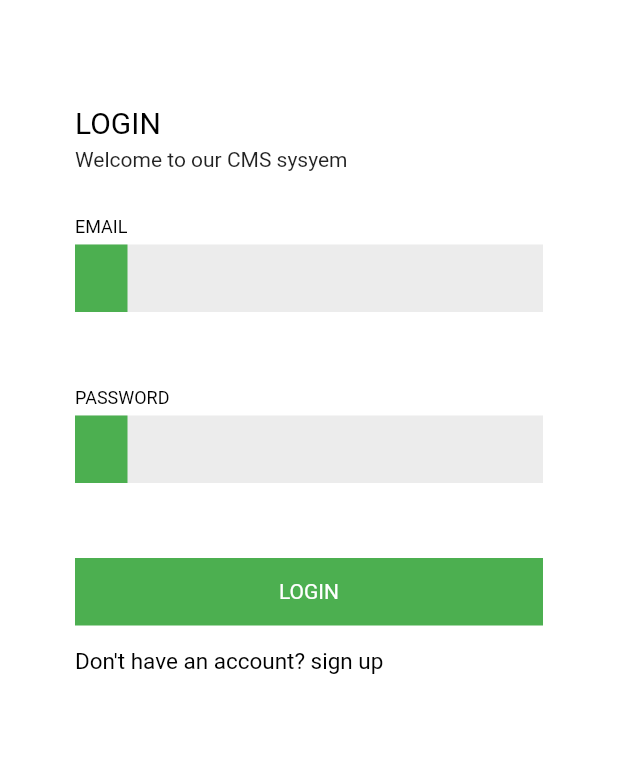
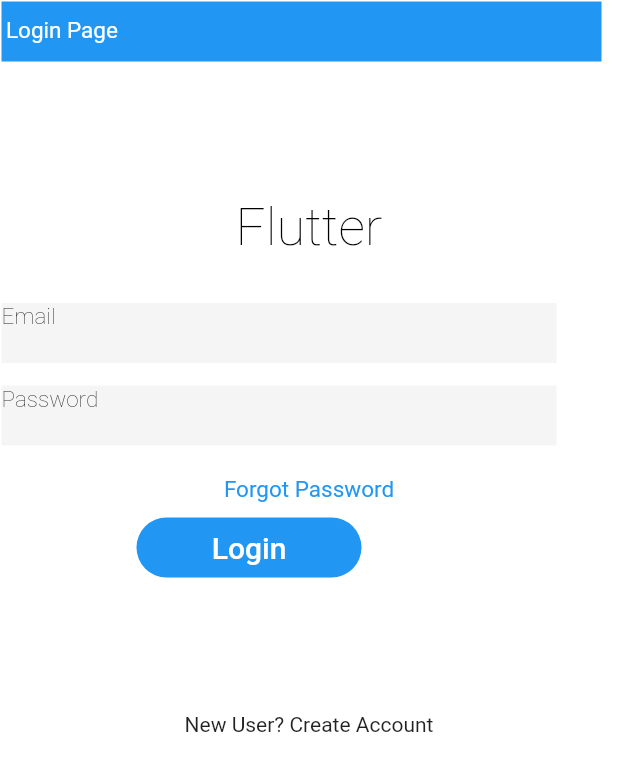
Before and after one commit to SamuelDonald/projectx, a Flutter app: the screen it shows after launch, after a tap on "LOGIN", on a phone screen of 412 x 824 dp. Shown: the top 771 px of the screen. Run offline on Flutter 3.47's test engine with Material 2 defaults, Android fonts, the phone set to English and light mode, and no system bars; missing offline and left inert: dart:html.

Commit message:
latest commit

```diff
--- a/lib/main.dart
+++ b/lib/main.dart
@@ -2,6 +2,7 @@
 import 'package:flutter/material.dart';
 import 'package:projecx/frontpage.dart';
 import 'package:projecx/login.dart';
+import 'package:projecx/newloginpage.dart';
 
 void main() {
   runApp(new MyApp());
@@ -64,7 +65,7 @@
           SizedBox(height: 30),
           FlatButton(onPressed: (){
             print(" Clicked");
-            Navigator.push(context, MaterialPageRoute(builder: (context) => Login()));
+            Navigator.push(context, MaterialPageRoute(builder: (context) => NewLogin()));
           },
           child: Text("LOGIN", style: TextStyle(fontSize: 20,
           fontWeight: FontWeight.w600),)),
--- /dev/null
+++ b/lib/newloginpage.dart
@@ -0,0 +1,105 @@
+
+import 'package:flutter/material.dart';
+
+
+class NewLogin extends StatefulWidget{
+  _NewLogin createState() => _NewLogin();
+
+}
+
+class _NewLogin extends State<NewLogin>{
+
+  @override
+  Widget build(BuildContext context){
+      return Scaffold(
+        backgroundColor: Colors.white ,
+        body: SafeArea(
+          child: Container(
+            width:MediaQuery.of(context).size.width ,
+            padding: EdgeInsets.symmetric(horizontal:1, vertical: 1 ),
+              child: Column(
+                crossAxisAlignment: CrossAxisAlignment.start,
+                children:[
+                  Container(
+                    height: 40,
+                    width: 400,
+                    decoration: BoxDecoration(color: Colors.blue),
+                    padding: EdgeInsets.symmetric(horizontal: 3, vertical: 10),
+                    child: Text("Login Page",style: TextStyle(color: Colors.white,
+                    fontSize: 15,
+                    fontWeight: FontWeight.w400,),),
+
+                  ),
+
+                  SizedBox(height: 90,),
+
+                 Center(child:Text("Flutter",style: TextStyle(color: Colors.black,
+                  fontSize: 35,
+                  fontWeight: FontWeight.w100),),),
+
+                  SizedBox(height: 30,),
+
+                  Container(
+                    height: 40,
+                    width: 370,
+                    decoration: BoxDecoration(color: Colors.grey.withOpacity(.1)),
+                    child: Text("Email",style: TextStyle(color: Colors.black,
+                    fontSize: 15,
+                    fontWeight: FontWeight.w100)),
+                  ),
+                  SizedBox(height: 15,),
+
+                  Container(
+                    height: 40,
+                    width: 370,
+                    decoration: BoxDecoration(color: Colors.grey.withOpacity(.1)),
+                    child: Text("Password",style: TextStyle(color: Colors.black,
+                    fontSize: 15,
+                    fontWeight: FontWeight.w100)),
+                  ),
+
+                  SizedBox(height: 20,),
+
+                  Center(child: Text("Forgot Password",style: TextStyle(color: Colors.blue,
+                  fontSize: 15,
+                  fontWeight: FontWeight.w400),),),
+
+                  SizedBox(height: 10,),
+
+                  Container(
+                    child: Row(
+                      children: [
+                        SizedBox(width: 90,),
+                        Container(
+                          height: 40,
+                          width: 150,
+                          decoration: BoxDecoration(borderRadius: BorderRadius.circular(20),color: Colors.blue),
+                           child: Center(child: Text("Login",style: TextStyle(color: Colors.white,fontSize: 20,
+                           fontWeight: FontWeight.w500),),),
+
+
+
+                        ),
+
+                      ],
+
+
+                    ),
+
+
+
+                  ),
+                        SizedBox(height: 90,),
+                       Center( child: Text("New User? Create Account"),),
+
+
+
+
+
+                ],
+
+                ),
+                ),
+      ),);
+  }
+}
```
